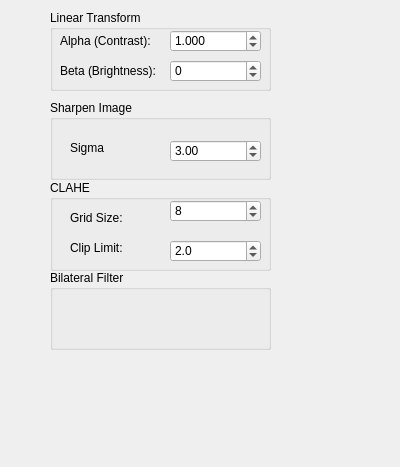
Before: the Qt Designer form src/WhiskerToolbox/Image_Processing_Widget/Image_Processing_Widget.ui in paulmthompson/WhiskerToolbox, drawn with Qt 5.
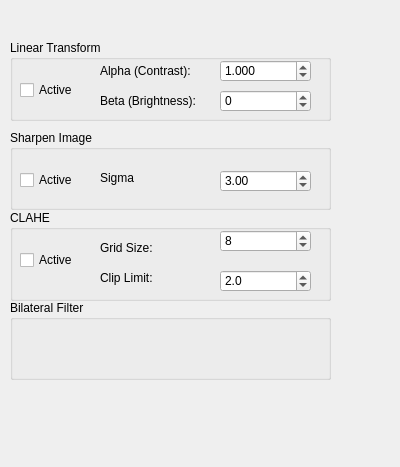
After: the same form once the commit is applied.

Diff of the .ui file:
```diff
--- a/src/WhiskerToolbox/Image_Processing_Widget/Image_Processing_Widget.ui
+++ b/src/WhiskerToolbox/Image_Processing_Widget/Image_Processing_Widget.ui
@@ -16,9 +16,9 @@
   <widget class="QGroupBox" name="lin_trans_box">
    <property name="geometry">
     <rect>
-     <x>50</x>
-     <y>10</y>
-     <width>221</width>
+     <x>10</x>
+     <y>40</y>
+     <width>321</width>
      <height>81</height>
     </rect>
    </property>
@@ -28,7 +28,7 @@
    <widget class="QLabel" name="alpha_label">
     <property name="geometry">
      <rect>
-      <x>10</x>
+      <x>90</x>
       <y>20</y>
       <width>111</width>
       <height>21</height>
@@ -41,7 +41,7 @@
    <widget class="QLabel" name="beta_label">
     <property name="geometry">
      <rect>
-      <x>10</x>
+      <x>90</x>
       <y>50</y>
       <width>121</width>
       <height>21</height>
@@ -54,7 +54,7 @@
    <widget class="QDoubleSpinBox" name="alpha_dspinbox">
     <property name="geometry">
      <rect>
-      <x>120</x>
+      <x>210</x>
       <y>20</y>
       <width>91</width>
       <height>22</height>
@@ -79,7 +79,7 @@
    <widget class="QSpinBox" name="beta_spinbox">
     <property name="geometry">
      <rect>
-      <x>120</x>
+      <x>210</x>
       <y>50</y>
       <width>91</width>
       <height>22</height>
@@ -92,13 +92,26 @@
      <number>100000</number>
     </property>
    </widget>
+   <widget class="QCheckBox" name="contrast_checkbox">
+    <property name="geometry">
+     <rect>
+      <x>10</x>
+      <y>40</y>
+      <width>76</width>
+      <height>20</height>
+     </rect>
+    </property>
+    <property name="text">
+     <string>Active</string>
+    </property>
+   </widget>
   </widget>
   <widget class="QGroupBox" name="sharpen_box">
    <property name="geometry">
     <rect>
-     <x>50</x>
-     <y>100</y>
-     <width>221</width>
+     <x>10</x>
+     <y>130</y>
+     <width>321</width>
      <height>80</height>
     </rect>
    </property>
@@ -108,7 +121,7 @@
    <widget class="QDoubleSpinBox" name="sharpen_spinbox">
     <property name="geometry">
      <rect>
-      <x>120</x>
+      <x>210</x>
       <y>40</y>
       <width>91</width>
       <height>22</height>
@@ -127,7 +140,7 @@
    <widget class="QLabel" name="label">
     <property name="geometry">
      <rect>
-      <x>20</x>
+      <x>90</x>
       <y>40</y>
       <width>49</width>
       <height>16</height>
@@ -137,13 +150,26 @@
      <string>Sigma</string>
     </property>
    </widget>
+   <widget class="QCheckBox" name="sharpen_checkbox">
+    <property name="geometry">
+     <rect>
+      <x>10</x>
+      <y>40</y>
+      <width>76</width>
+      <height>20</height>
+     </rect>
+    </property>
+    <property name="text">
+     <string>Active</string>
+    </property>
+   </widget>
   </widget>
   <widget class="QGroupBox" name="clahe_box">
    <property name="geometry">
     <rect>
-     <x>50</x>
-     <y>180</y>
-     <width>221</width>
+     <x>10</x>
+     <y>210</y>
+     <width>321</width>
      <height>91</height>
     </rect>
    </property>
@@ -153,7 +179,7 @@
    <widget class="QLabel" name="label_2">
     <property name="geometry">
      <rect>
-      <x>20</x>
+      <x>90</x>
       <y>30</y>
       <width>61</width>
       <height>16</height>
@@ -166,7 +192,7 @@
    <widget class="QLabel" name="label_3">
     <property name="geometry">
      <rect>
-      <x>20</x>
+      <x>90</x>
       <y>60</y>
       <width>71</width>
       <height>16</height>
@@ -179,7 +205,7 @@
    <widget class="QDoubleSpinBox" name="clahe_clip_spinbox">
     <property name="geometry">
      <rect>
-      <x>120</x>
+      <x>210</x>
       <y>60</y>
       <width>91</width>
       <height>22</height>
@@ -195,7 +221,7 @@
    <widget class="QSpinBox" name="clahe_grid_spinbox">
     <property name="geometry">
      <rect>
-      <x>120</x>
+      <x>210</x>
       <y>20</y>
       <width>91</width>
       <height>22</height>
@@ -205,13 +231,26 @@
      <number>8</number>
     </property>
    </widget>
+   <widget class="QCheckBox" name="clahe_checkbox">
+    <property name="geometry">
+     <rect>
+      <x>10</x>
+      <y>40</y>
+      <width>76</width>
+      <height>20</height>
+     </rect>
+    </property>
+    <property name="text">
+     <string>Active</string>
+    </property>
+   </widget>
   </widget>
   <widget class="QGroupBox" name="bilateral_filter_box">
    <property name="geometry">
     <rect>
-     <x>50</x>
-     <y>270</y>
-     <width>221</width>
+     <x>10</x>
+     <y>300</y>
+     <width>321</width>
      <height>80</height>
     </rect>
    </property>
```
